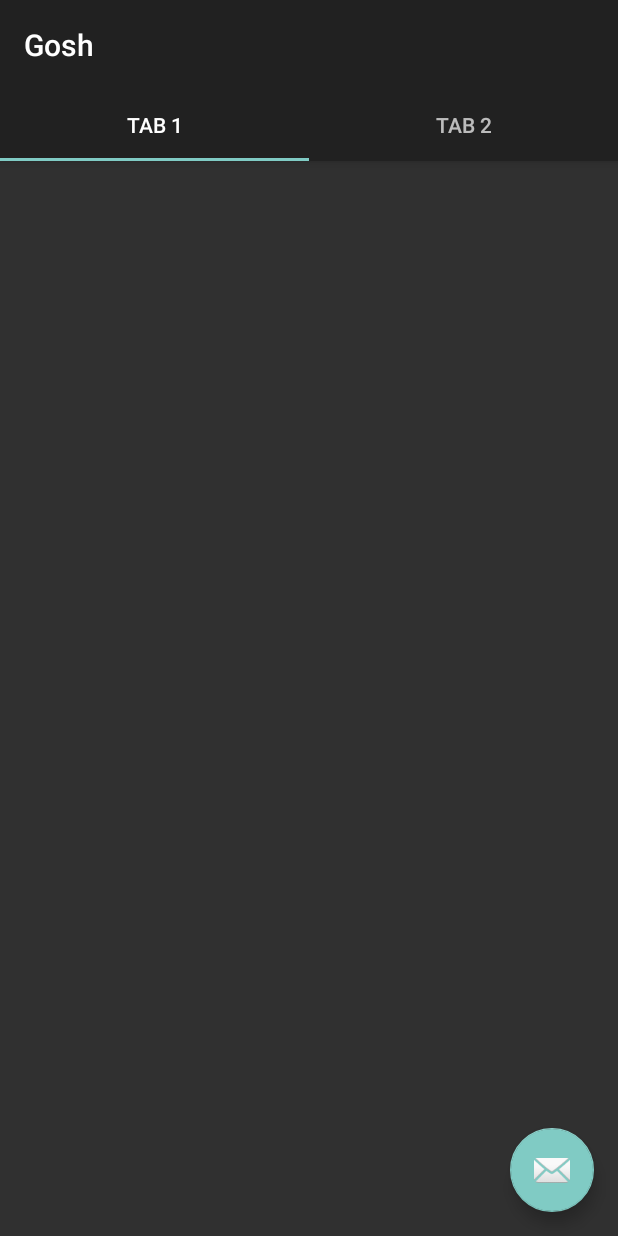
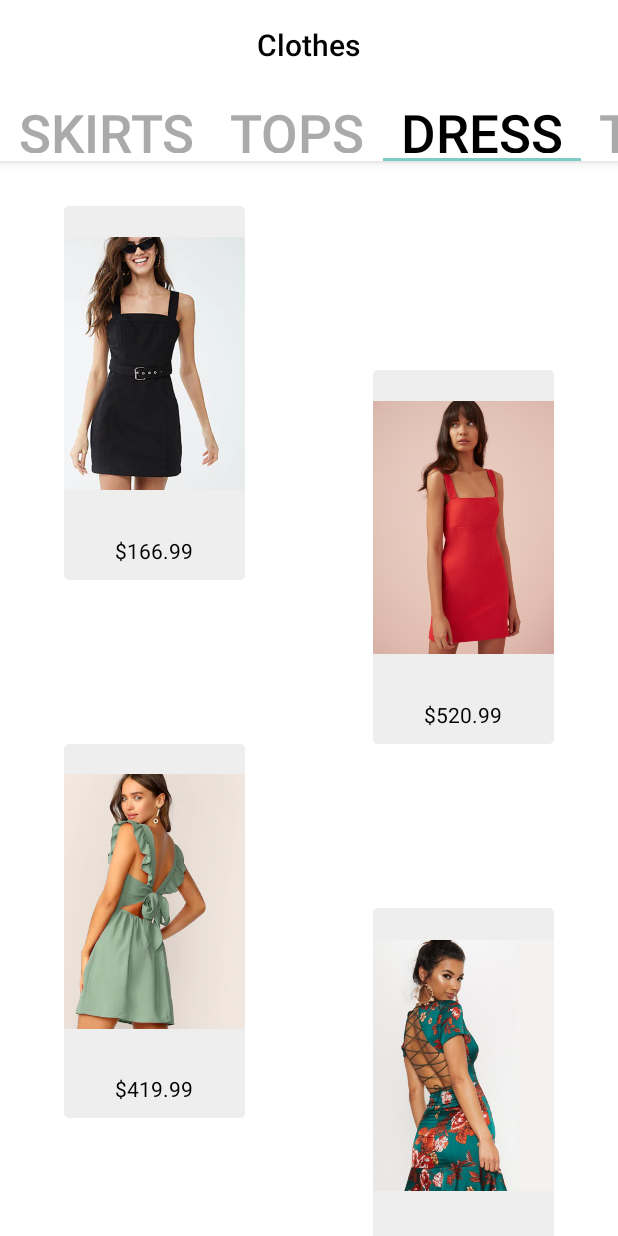
Before and after one commit to dimafet001/fitting-room, an Android app: the screen it shows after launch (OffersActivity), after a tap on "Clothes", on a phone screen of 412 x 824 dp. Run offline under Robolectric (Android 15) with nearby library versions, the phone set to English and light mode, and no system bars; libraries missing offline, so code that uses them is left out: android.arch.core; 1 statement that could not run was skipped.

Commit message:
Made category page

```diff
--- a/app/build.gradle
+++ b/app/build.gradle
@@ -25,4 +25,6 @@ dependencies {
     implementation 'com.google.android.gms:play-services-vision:9.4.0+'
     implementation 'com.android.support.constraint:constraint-layout:1.1.3'
     implementation 'android.arch.lifecycle:extensions:1.1.1'
+    implementation 'com.android.support:appcompat-v7:26.0.0'
+    implementation 'com.android.support:recyclerview-v7:26.0.0'
 }
--- /dev/null
+++ b/app/src/main/java/com/google/android/gms/samples/vision/face/facetracker/MasonryAdapter.java
@@ -0,0 +1,37 @@
+package com.google.android.gms.samples.vision.face.facetracker;
+
+import android.content.Context;
+import android.support.v7.widget.RecyclerView;
+import android.view.LayoutInflater;
+import android.view.View;
+import android.view.ViewGroup;
+
+public class MasonryAdapter extends RecyclerView.Adapter<MasonryView> {
+    private Context context;
+
+    int[] imgList = {R.drawable.content1, R.drawable.content2, R.drawable.content3, R.drawable.content4};
+
+    String[] nameList = {"$166.99", "$520.99", "$419.99", "259.99"};
+
+    public MasonryAdapter(Context context) {
+        this.context = context;
+    }
+
+    @Override
+    public MasonryView onCreateViewHolder(ViewGroup parent, int viewType) {
+        View layoutView = LayoutInflater.from(parent.getContext()).inflate(R.layout.content_card, parent, false);
+        MasonryView masonryView = new MasonryView(layoutView);
+        return masonryView;
+    }
+
+    @Override
+    public void onBindViewHolder(MasonryView holder, int position) {
+        holder.imageView.setImageResource(imgList[position]);
+        holder.textView.setText(nameList[position]);
+    }
+
+    @Override
+    public int getItemCount() {
+        return nameList.length;
+    }
+}
--- /dev/null
+++ b/app/src/main/java/com/google/android/gms/samples/vision/face/facetracker/MasonryView.java
@@ -0,0 +1,19 @@
+package com.google.android.gms.samples.vision.face.facetracker;
+
+import android.support.v7.widget.RecyclerView;
+import android.view.View;
+import android.widget.ImageView;
+import android.widget.TextView;
+
+class MasonryView extends RecyclerView.ViewHolder {
+    ImageView imageView;
+    TextView textView;
+
+    public MasonryView(View itemView) {
+        super(itemView);
+
+        imageView = (ImageView) itemView.findViewById(R.id.content);
+        textView = (TextView) itemView.findViewById(R.id.text);
+
+    }
+}
--- a/app/src/main/java/com/google/android/gms/samples/vision/face/facetracker/OffersActivity.java
+++ b/app/src/main/java/com/google/android/gms/samples/vision/face/facetracker/OffersActivity.java
@@ -9,6 +9,7 @@ import android.support.v7.app.AppCompatActivity;
 import android.view.Menu;
 import android.view.MenuItem;
 import android.view.View;
+import android.widget.HorizontalScrollView;
 
 import com.google.android.gms.samples.vision.face.facetracker.ui.main.SectionsPagerAdapter;
 
@@ -21,16 +22,12 @@ public class OffersActivity extends AppCompatActivity {
         SectionsPagerAdapter sectionsPagerAdapter = new SectionsPagerAdapter(this, getSupportFragmentManager());
         ViewPager viewPager = findViewById(R.id.view_pager);
         viewPager.setAdapter(sectionsPagerAdapter);
+        HorizontalScrollView sv = findViewById(R.id.scrollView);
         TabLayout tabs = findViewById(R.id.tabs);
         tabs.setupWithViewPager(viewPager);
-        FloatingActionButton fab = findViewById(R.id.fab);
 
-        fab.setOnClickListener(new View.OnClickListener() {
-            @Override
-            public void onClick(View view) {
-                Snackbar.make(view, "Replace with your own action", Snackbar.LENGTH_LONG)
-                        .setAction("Action", null).show();
-            }
-        });
+        tabs.getTabAt(2).select();
+
+
     }
 }
--- /dev/null
+++ b/app/src/main/java/com/google/android/gms/samples/vision/face/facetracker/SpacesItemDecoration.java
@@ -0,0 +1,24 @@
+package com.google.android.gms.samples.vision.face.facetracker;
+
+import android.graphics.Rect;
+import android.support.v7.widget.RecyclerView;
+import android.view.View;
+
+public class SpacesItemDecoration extends RecyclerView.ItemDecoration {
+    private final int mSpace;
+
+    public SpacesItemDecoration(int space) {
+        this.mSpace = space;
+    }
+
+    @Override
+    public void getItemOffsets(Rect outRect, View view, RecyclerView parent, RecyclerView.State state) {
+        outRect.left = 64;
+        outRect.right = 64;
+        outRect.bottom = mSpace;
+
+        // Add top margin only for the first item to avoid double space between items
+        if (parent.getChildAdapterPosition(view) == 1)
+            outRect.top = mSpace;
+    }
+}
--- a/app/src/main/java/com/google/android/gms/samples/vision/face/facetracker/ui/main/PlaceholderFragment.java
+++ b/app/src/main/java/com/google/android/gms/samples/vision/face/facetracker/ui/main/PlaceholderFragment.java
@@ -1,6 +1,8 @@
 package com.google.android.gms.samples.vision.face.facetracker.ui.main;
 
 import android.os.Bundle;
+import android.support.v7.widget.RecyclerView;
+import android.support.v7.widget.StaggeredGridLayoutManager;
 import android.view.LayoutInflater;
 import android.view.View;
 import android.view.ViewGroup;
@@ -11,7 +13,9 @@ import android.support.v4.app.Fragment;
 import android.arch.lifecycle.Observer;
 import android.arch.lifecycle.ViewModelProviders;
 
+import com.google.android.gms.samples.vision.face.facetracker.MasonryAdapter;
 import com.google.android.gms.samples.vision.face.facetracker.R;
+import com.google.android.gms.samples.vision.face.facetracker.SpacesItemDecoration;
 
 /**
  * A placeholder fragment containing a simple view.
@@ -46,13 +50,24 @@ public class PlaceholderFragment extends Fragment {
             @NonNull LayoutInflater inflater, ViewGroup container,
             Bundle savedInstanceState) {
         View root = inflater.inflate(R.layout.fragment_offers, container, false);
-        final TextView textView = root.findViewById(R.id.section_label);
-        pageViewModel.getText().observe(this, new Observer<String>() {
-            @Override
-            public void onChanged(@Nullable String s) {
-                textView.setText(s);
-            }
-        });
+//        final TextView textView = root.findViewById(R.id.section_label);
+//        pageViewModel.getText().observe(this, new Observer<String>() {
+//            @Override
+//            public void onChanged(@Nullable String s) {
+//                textView.setText(s);
+//            }
+//        });
+
+        RecyclerView mRecyclerView = root.findViewById(R.id.recyclerView);
+
+        mRecyclerView.setLayoutManager(new StaggeredGridLayoutManager(2, StaggeredGridLayoutManager.VERTICAL));
+
+        MasonryAdapter adapter = new MasonryAdapter(getContext());
+        mRecyclerView.setAdapter(adapter);
+
+        SpacesItemDecoration decoration = new SpacesItemDecoration(164);
+        mRecyclerView.addItemDecoration(decoration);
+
         return root;
     }
 }
--- a/app/src/main/java/com/google/android/gms/samples/vision/face/facetracker/ui/main/SectionsPagerAdapter.java
+++ b/app/src/main/java/com/google/android/gms/samples/vision/face/facetracker/ui/main/SectionsPagerAdapter.java
@@ -16,7 +16,8 @@ import com.google.android.gms.samples.vision.face.facetracker.R;
 public class SectionsPagerAdapter extends FragmentPagerAdapter {
 
     @StringRes
-    private static final int[] TAB_TITLES = new int[]{R.string.tab_text_1, R.string.tab_text_2};
+    private static final int[] TAB_TITLES = new int[]{R.string.tab_text_1, R.string.tab_text_2,
+            R.string.tab_text_3, R.string.tab_text_4, R.string.tab_text_5, R.string.tab_text_6};
     private final Context mContext;
 
     public SectionsPagerAdapter(Context context, FragmentManager fm) {
@@ -34,12 +35,12 @@ public class SectionsPagerAdapter extends FragmentPagerAdapter {
     @Nullable
     @Override
     public CharSequence getPageTitle(int position) {
-        return mContext.getResources().getString(TAB_TITLES[position]);
+        return mContext.getResources().getString(TAB_TITLES[position]).toUpperCase();
     }
 
     @Override
     public int getCount() {
         // Show 2 total pages.
-        return 2;
+        return 6;
     }
 }
--- a/app/src/main/res/layout/activity_offers.xml
+++ b/app/src/main/res/layout/activity_offers.xml
@@ -4,27 +4,40 @@
     xmlns:tools="http://schemas.android.com/tools"
     android:layout_width="match_parent"
     android:layout_height="match_parent"
+    android:background="#fff"
     tools:context=".OffersActivity">
 
     <android.support.design.widget.AppBarLayout
         android:layout_width="match_parent"
-        android:layout_height="wrap_content">
+        android:layout_height="wrap_content"
+        android:background="#fff">
 
         <TextView
             android:id="@+id/title"
-            android:layout_width="wrap_content"
+            android:layout_width="match_parent"
             android:layout_height="wrap_content"
             android:gravity="center"
             android:minHeight="?actionBarSize"
             android:padding="@dimen/appbar_padding"
-            android:text="Gosh"
+            android:text="Clothes"
+            android:textColor="#000"
             android:textAppearance="@style/TextAppearance.Widget.AppCompat.Toolbar.Title" />
 
-        <android.support.design.widget.TabLayout
-            android:id="@+id/tabs"
-            android:layout_width="match_parent"
-            android:layout_height="wrap_content"
-            android:background="?attr/colorPrimary" />
+        <HorizontalScrollView
+            android:id="@+id/scrollView"
+            android:layout_width="wrap_content"
+            android:layout_height="wrap_content">
+            <android.support.design.widget.TabLayout
+                android:id="@+id/tabs"
+                android:layout_width="2500dp"
+                android:layout_height="wrap_content"
+                android:background="#fff"
+                app:tabTextColor="#aaa"
+                app:tabSelectedTextColor="#000"
+                app:tabPadding="5dp"
+                app:tabTextAppearance="@style/categTabText"
+                />
+        </HorizontalScrollView>
     </android.support.design.widget.AppBarLayout>
 
     <android.support.v4.view.ViewPager
@@ -33,11 +46,4 @@
         android:layout_height="match_parent"
         app:layout_behavior="@string/appbar_scrolling_view_behavior" />
 
-    <android.support.design.widget.FloatingActionButton
-        android:id="@+id/fab"
-        android:layout_width="wrap_content"
-        android:layout_height="wrap_content"
-        android:layout_gravity="bottom|end"
-        android:layout_margin="@dimen/fab_margin"
-        app:srcCompat="@android:drawable/ic_dialog_email" />
 </android.support.design.widget.CoordinatorLayout>
--- /dev/null
+++ b/app/src/main/res/layout/content_card.xml
@@ -0,0 +1,30 @@
+<?xml version="1.0" encoding="utf-8"?>
+
+<RelativeLayout
+    xmlns:android="http://schemas.android.com/apk/res/android"
+    android:layout_width="match_parent"
+    android:id="@+id/content_layout"
+    android:layout_height="wrap_content"
+    android:background="@drawable/shape"
+    android:backgroundTint="#eee">
+
+    <ImageView
+        android:id="@+id/content"
+        android:layout_width="150dp"
+        android:layout_height="210dp"
+        android:src="@drawable/content4" />
+
+    <TextView
+        android:id="@+id/text"
+        android:layout_width="match_parent"
+        android:layout_height="wrap_content"
+        android:layout_below="@id/content"
+        android:layout_alignStart="@id/content"
+        android:layout_alignEnd="@id/content"
+        android:layout_marginTop="10dp"
+        android:gravity="center"
+        android:text="$259.99"
+        android:layout_marginBottom="10dp"
+        android:textColor="#000" />
+
+</RelativeLayout>
--- a/app/src/main/res/layout/fragment_offers.xml
+++ b/app/src/main/res/layout/fragment_offers.xml
@@ -1,23 +1,19 @@
 <?xml version="1.0" encoding="utf-8"?>
-<android.support.constraint.ConstraintLayout xmlns:android="http://schemas.android.com/apk/res/android"
+<RelativeLayout xmlns:android="http://schemas.android.com/apk/res/android"
     xmlns:app="http://schemas.android.com/apk/res-auto"
     xmlns:tools="http://schemas.android.com/tools"
     android:id="@+id/constraintLayout"
     android:layout_width="match_parent"
     android:layout_height="match_parent"
+    android:background="#fff"
     tools:context=".ui.main.PlaceholderFragment">
 
-    <TextView
-        android:id="@+id/section_label"
-        android:layout_width="wrap_content"
-        android:layout_height="wrap_content"
-        android:layout_marginStart="@dimen/activity_horizontal_margin"
-        android:layout_marginTop="@dimen/activity_vertical_margin"
-        android:layout_marginEnd="@dimen/activity_horizontal_margin"
-        android:layout_marginBottom="@dimen/activity_vertical_margin"
-        app:layout_constraintLeft_toLeftOf="parent"
-        app:layout_constraintTop_toTopOf="@+id/constraintLayout"
-        tools:layout_constraintLeft_creator="1"
-        tools:layout_constraintTop_creator="1" />
+    <android.support.v7.widget.RecyclerView
+        android:id="@+id/recyclerView"
+        android:layout_width="match_parent"
+        android:layout_height="match_parent"
+        android:paddingTop="30dp">
 
-</android.support.constraint.ConstraintLayout>
+    </android.support.v7.widget.RecyclerView>
+
+</RelativeLayout>
--- a/app/src/main/res/values/strings.xml
+++ b/app/src/main/res/values/strings.xml
@@ -8,6 +8,10 @@
     <!-- TODO: Remove or change this placeholder text -->
     <string name="hello_blank_fragment">Hello blank fragment</string>
     <string name="title_activity_offers">Offers</string>
-    <string name="tab_text_1">Tab 1</string>
-    <string name="tab_text_2">Tab 2</string>
+    <string name="tab_text_1">Skirts</string>
+    <string name="tab_text_2">Tops</string>
+    <string name="tab_text_3">Dress</string>
+    <string name="tab_text_4">T-Shirt</string>
+    <string name="tab_text_5">Shorts</string>
+    <string name="tab_text_6">Pants</string>
 </resources>
--- a/app/src/main/res/values/styles.xml
+++ b/app/src/main/res/values/styles.xml
@@ -17,4 +17,8 @@
 
     <style name="AppTheme.PopupOverlay" parent="ThemeOverlay.AppCompat.Light" />
 
+    <style name="categTabText" parent="TextAppearance.Design.Tab">
+        <item name="android:textSize">35sp</item>
+    </style>
+
 </resources>
```
